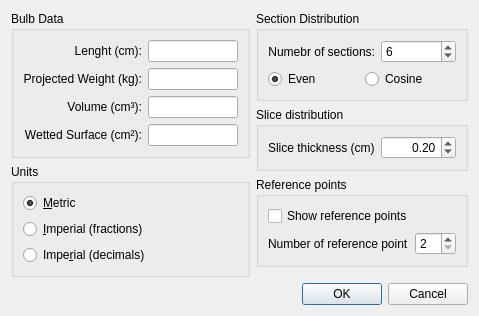
Old version of the form Ui/BulbDataOptions.ui in the repository mgian/bulbcalculator.
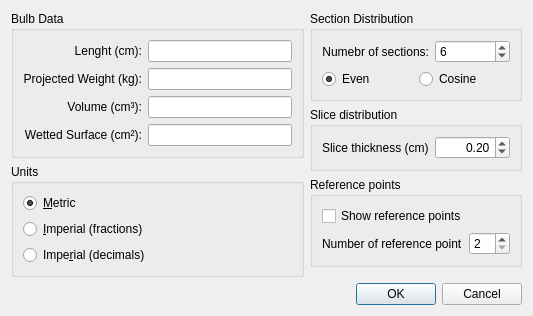
New version of the form. Icons and pictures are not drawn.

```diff
--- a/Ui/BulbDataOptions.ui
+++ b/Ui/BulbDataOptions.ui
@@ -6,8 +6,8 @@
    <rect>
     <x>0</x>
     <y>0</y>
-    <width>457</width>
-    <height>284</height>
+    <width>533</width>
+    <height>316</height>
    </rect>
   </property>
   <property name="windowTitle">
@@ -218,6 +218,9 @@
               <property name="text">
                <string>Numebr of sections:</string>
               </property>
+              <property name="textFormat">
+               <enum>Qt::PlainText</enum>
+              </property>
               <property name="alignment">
                <set>Qt::AlignRight|Qt::AlignTrailing|Qt::AlignVCenter</set>
               </property>
@@ -276,6 +279,9 @@
             <property name="text">
              <string>Slice thickness (cm)</string>
             </property>
+            <property name="textFormat">
+             <enum>Qt::PlainText</enum>
+            </property>
            </widget>
           </item>
           <item row="0" column="1">
```
Left out of the diff: 12 changed lines with no effect on the pictures.
